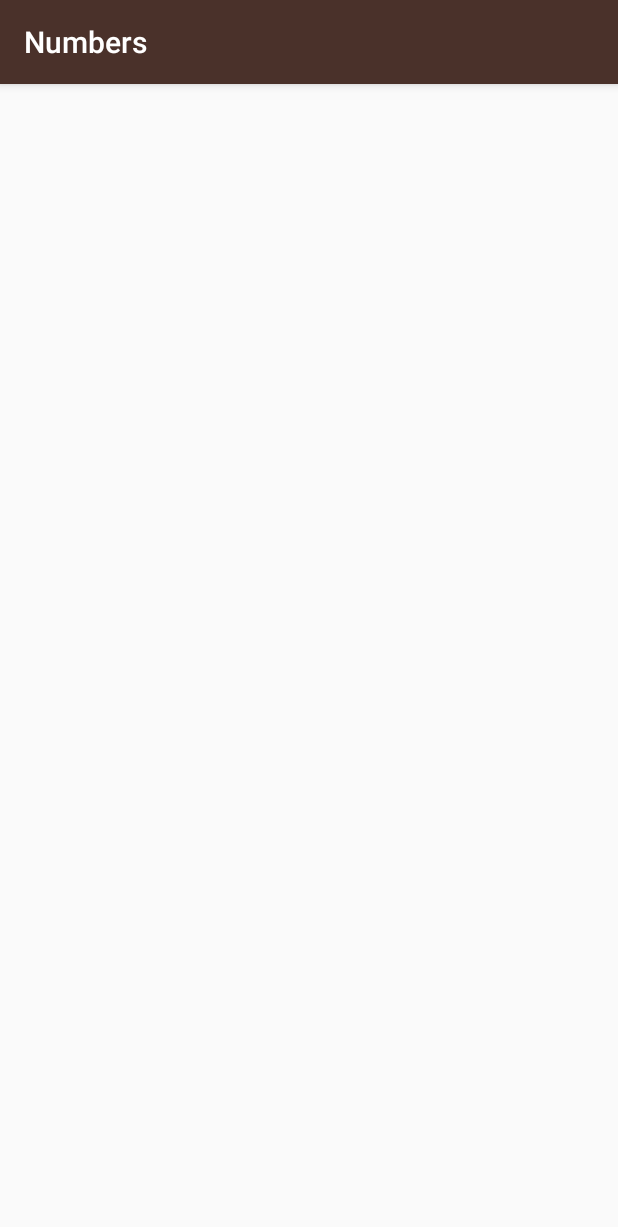
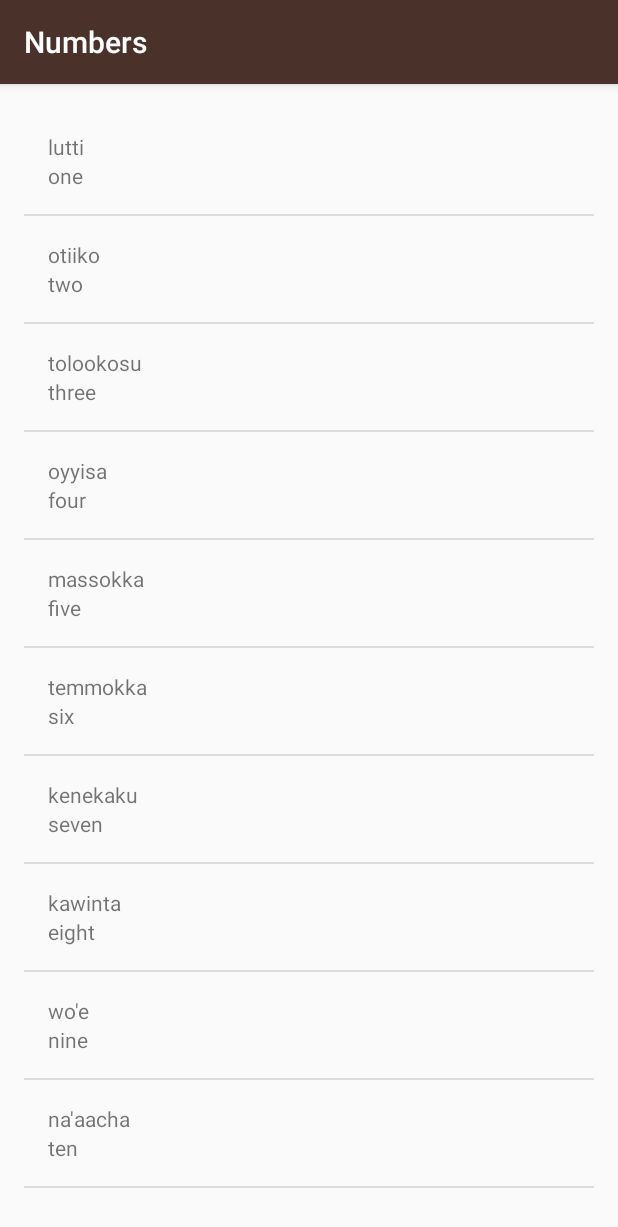
Before and after one commit to alanionita/GDS_MiwokApp, an Android app: the NumbersActivity screen opened directly, with no data from a screen before it, on a phone screen of 412 x 824 dp. Shown: the top 1227 px of the screen. Run offline under Robolectric (Android 15) with nearby library versions, the phone set to English and light mode, and no system bars.

Commit message:
adds a Custom ArrayAdaptor that uses our custom layout and custom class

```diff
--- a/app/build.gradle
+++ b/app/build.gradle
@@ -2,7 +2,6 @@ apply plugin: 'com.android.application'
 
 android {
     compileSdkVersion 23
-    buildToolsVersion "23.0.2"
 
     defaultConfig {
         applicationId "com.example.android.miwok"
--- a/app/src/main/java/com/example/android/miwok/NumbersActivity.java
+++ b/app/src/main/java/com/example/android/miwok/NumbersActivity.java
@@ -30,9 +30,9 @@ public class NumbersActivity extends AppCompatActivity {
         words.add(new Word("nine", "wo'e"));
         words.add(new Word("ten", "na'aacha"));
 
-        WordAdapter<Word> adapter = new WordAdapter(this, words);
+        WordAdapter wordAdapter = new WordAdapter(this, words);
 
         ListView listView = (ListView) findViewById(R.id.list);
-        listView.setAdapter(adapter);
+        listView.setAdapter(wordAdapter);
     }
 }
--- a/app/src/main/java/com/example/android/miwok/WordAdapter.java
+++ b/app/src/main/java/com/example/android/miwok/WordAdapter.java
@@ -1,27 +1,39 @@
 package com.example.android.miwok;
 
+import android.content.Context;
 import android.support.annotation.NonNull;
 import android.support.annotation.Nullable;
+import android.util.AttributeSet;
+import android.util.Log;
 import android.view.LayoutInflater;
 import android.view.View;
 import android.view.ViewGroup;
 import android.widget.ArrayAdapter;
+import android.widget.TextView;
+import java.util.ArrayList;
 
 /**
  * Created by alanionita on 04/04/2018.
  */
 
 public class WordAdapter extends ArrayAdapter<Word> {
-    @NonNull
+
+    WordAdapter(Context context, ArrayList<Word> words) {
+        super(context, R.layout.list_item, words);
+    }
+
     @Override
-    public View getView(int position, @Nullable View convertView, @NonNull ViewGroup parent) {
-        // Check if the existing view is being reused, otherwise inflate the view
-        View listItemView = convertView;
-        if(listItemView == null) {
-            listItemView = LayoutInflater.from(getContext()).inflate(
-                    R.layout.list_item, parent, false);
-        }
+    public View getView(int position, View convertView, ViewGroup parent) {
+        LayoutInflater layoutInflater = LayoutInflater.from(getContext());
+        View customView = layoutInflater.inflate(R.layout.list_item, parent, false);
 
-        return super.getView(position, convertView, parent);
+        Word arrayListItem = getItem(position);
+        TextView miwokWord = (TextView) customView.findViewById(R.id.miwok_word);
+        TextView defaultWord = (TextView) customView.findViewById(R.id.default_word);
+
+        miwokWord.setText(arrayListItem.getMiwokWord());
+        defaultWord.setText(arrayListItem.getDefaultWord());
+
+        return customView;
     }
 }
--- a/app/src/main/res/layout/list_item.xml
+++ b/app/src/main/res/layout/list_item.xml
@@ -5,8 +5,8 @@
     android:layout_width="match_parent"
     android:layout_height="wrap_content"
     android:orientation="vertical"
-    android:layout_marginTop="16dp"
-    android:layout_marginLeft="16dp">
+    android:padding="@dimen/list_item_standard_padding_margin"
+    android:layout_marginLeft="@dimen/list_item_standard_padding_margin">
 
     <TextView
         android:layout_width="match_parent"
@@ -17,7 +17,7 @@
     <TextView
         android:layout_width="match_parent"
         android:layout_height="wrap_content"
-        android:id="@+id/english_word"
+        android:id="@+id/default_word"
         tools:text="one"/>
 
 </LinearLayout>
--- a/app/src/main/res/values/dimens.xml
+++ b/app/src/main/res/values/dimens.xml
@@ -18,4 +18,5 @@
     <!-- Default screen margins, per the Android Design guidelines. -->
     <dimen name="activity_horizontal_margin">16dp</dimen>
     <dimen name="activity_vertical_margin">16dp</dimen>
+    <dimen name="list_item_standard_padding_margin">16dp</dimen>
 </resources>
```
Also changed, not shown: app/src/main/java/com/example/android/miwok/Word.java (+6 -2 lines).
